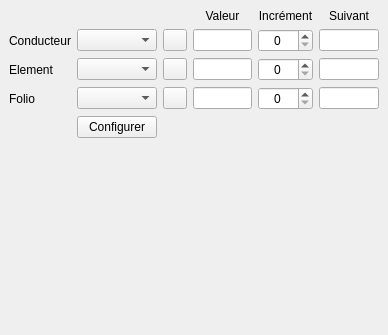
Before: the Qt Designer form sources/autoNum/ui/autonumberingdockwidget.ui in qelectrotech/qelectrotech-source-mirror, drawn with Qt 5.
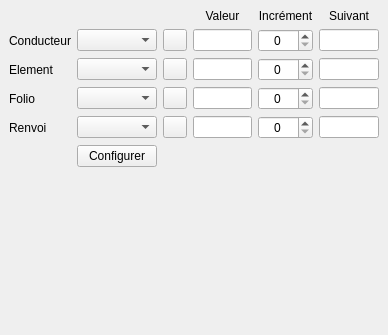
After: the same form once the commit is applied. Icons and pictures are not drawn.

Commit message: Add auto-numbering for folio-reference (report) arrow labels

What changed in the file:
```diff
--- a/sources/autoNum/ui/autonumberingdockwidget.ui
+++ b/sources/autoNum/ui/autonumberingdockwidget.ui
@@ -297,7 +297,91 @@
       </property>
      </widget>
     </item>
-    <item row="6" column="0">
+    <item row="5" column="0">
+     <widget class="QLabel" name="label_4">
+      <property name="text">
+       <string>Renvoi</string>
+      </property>
+     </widget>
+    </item>
+    <item row="5" column="1">
+     <widget class="QComboBox" name="m_report_cb"/>
+    </item>
+    <item row="5" column="2">
+     <widget class="QPushButton" name="m_report_reset_start_pb">
+      <property name="maximumSize">
+       <size>
+        <width>24</width>
+        <height>16777215</height>
+       </size>
+      </property>
+      <property name="toolTip">
+       <string>Réinitialiser à la valeur de départ</string>
+      </property>
+      <property name="text">
+       <string/>
+      </property>
+      <property name="icon">
+       <iconset resource="../../../qelectrotech.qrc">
+        <normaloff>:/ico/16x16/view-refresh.png</normaloff>:/ico/16x16/view-refresh.png</iconset>
+      </property>
+     </widget>
+    </item>
+    <item row="5" column="3">
+     <widget class="QLineEdit" name="m_report_value_le">
+      <property name="maximumSize">
+       <size>
+        <width>70</width>
+        <height>16777215</height>
+       </size>
+      </property>
+      <property name="toolTip">
+       <string>Valeur actuelle du compteur. Saisir une nouvelle valeur et valider pour la modifier.</string>
+      </property>
+     </widget>
+    </item>
+    <item row="5" column="4">
+     <widget class="QSpinBox" name="m_report_increase_sb">
+      <property name="maximumSize">
+       <size>
+        <width>55</width>
+        <height>16777215</height>
+       </size>
+      </property>
+      <property name="toolTip">
+       <string>Incrément : valeur ajoutée au compteur à chaque nouvelle numérotation</string>
+      </property>
+      <property name="alignment">
+       <set>Qt::AlignCenter</set>
+      </property>
+      <property name="accelerated">
+       <bool>true</bool>
+      </property>
+      <property name="minimum">
+       <number>0</number>
+      </property>
+     </widget>
+    </item>
+    <item row="5" column="5">
+     <widget class="QLineEdit" name="m_report_next_le">
+      <property name="maximumSize">
+       <size>
+        <width>70</width>
+        <height>16777215</height>
+       </size>
+      </property>
+      <property name="toolTip">
+       <string>Prochaine valeur qui sera appliquée avec cet incrément</string>
+      </property>
+      <property name="readOnly">
+       <bool>true</bool>
+      </property>
+      <property name="alignment">
+       <set>Qt::AlignCenter</set>
+      </property>
+     </widget>
+    </item>
+    <item row="7" column="0">
      <spacer name="verticalSpacer">
       <property name="orientation">
        <enum>Qt::Vertical</enum>
@@ -310,7 +394,7 @@
       </property>
      </spacer>
     </item>
-    <item row="5" column="1">
+    <item row="6" column="1">
      <widget class="QPushButton" name="m_configure_pb">
       <property name="toolTip">
        <string>Configurer les règles d'auto numérotation</string>
```
The commit also changes 12 other files.
